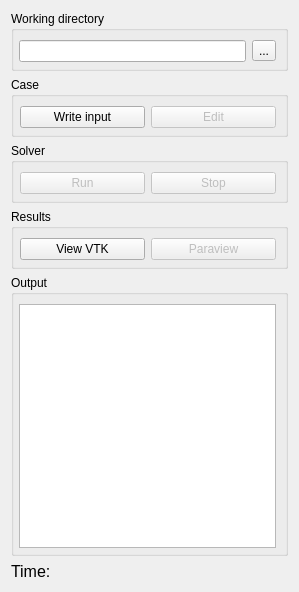
Above: TaskPanelCfdSolverControl.ui from jaheyns/CfdOF before the change. Below: the same form after it.
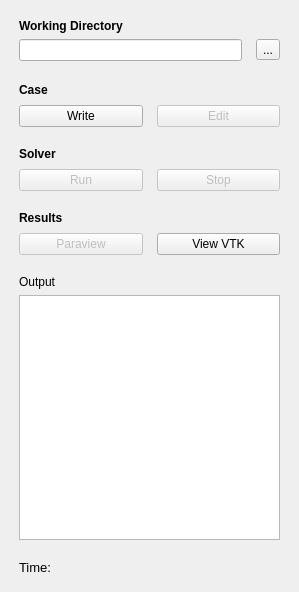
That is the form after the change.

What changed in the file:
```diff
--- a/TaskPanelCfdSolverControl.ui
+++ b/TaskPanelCfdSolverControl.ui
@@ -15,18 +15,17 @@
   </property>
   <layout class="QVBoxLayout" name="verticalLayout">
    <item>
-    <widget class="QGroupBox" name="gb_working_dir">
-     <property name="title">
-      <string>Working directory</string>
+    <layout class="QGridLayout" name="gridLayout">
+     <property name="horizontalSpacing">
+      <number>14</number>
      </property>
-     <layout class="QHBoxLayout" name="horizontalLayout_4">
-      <property name="leftMargin">
-       <number>5</number>
-      </property>
-      <property name="bottomMargin">
+     <property name="verticalSpacing">
        <number>6</number>
       </property>
-      <item>
+     <property name="margin">
+      <number>8</number>
+     </property>
+     <item row="1" column="0">
        <widget class="QLineEdit" name="le_working_dir">
         <property name="enabled">
          <bool>true</bool>
@@ -36,7 +35,7 @@
         </property>
        </widget>
       </item>
-      <item>
+     <item row="1" column="1">
        <widget class="QToolButton" name="tb_choose_working_dir">
         <property name="enabled">
          <bool>true</bool>
@@ -46,37 +45,49 @@
         </property>
        </widget>
       </item>
-     </layout>
-    </widget>
-   </item>
-   <item>
-    <widget class="QGroupBox" name="gb_case">
-     <property name="sizePolicy">
-      <sizepolicy hsizetype="Preferred" vsizetype="Preferred">
-       <horstretch>0</horstretch>
-       <verstretch>0</verstretch>
-      </sizepolicy>
-     </property>
-     <property name="title">
-      <string>Case</string>
-     </property>
-     <layout class="QHBoxLayout" name="horizontalLayout_6">
-      <property name="leftMargin">
-       <number>6</number>
-      </property>
-      <property name="bottomMargin">
-       <number>6</number>
-      </property>
+     <item row="0" column="0">
+      <widget class="QLabel" name="label_7">
+       <property name="font">
+        <font>
+         <weight>75</weight>
+         <bold>true</bold>
+        </font>
+       </property>
+       <property name="text">
+        <string>Working Directory</string>
+       </property>
+      </widget>
+     </item>
+    </layout>
+   </item>
       <item>
        <layout class="QGridLayout" name="gl_actions_4">
-        <item row="0" column="0">
+     <property name="leftMargin">
+      <number>8</number>
+     </property>
+     <property name="topMargin">
+      <number>8</number>
+     </property>
+     <property name="rightMargin">
+      <number>8</number>
+     </property>
+     <property name="bottomMargin">
+      <number>6</number>
+     </property>
+     <property name="horizontalSpacing">
+      <number>14</number>
+     </property>
+     <property name="verticalSpacing">
+      <number>8</number>
+     </property>
+     <item row="1" column="0">
          <widget class="QPushButton" name="pb_write_inp">
           <property name="text">
-           <string>Write input</string>
+        <string>Write</string>
           </property>
          </widget>
         </item>
-        <item row="0" column="1">
+     <item row="1" column="1">
          <widget class="QPushButton" name="pb_edit_inp">
           <property name="enabled">
            <bool>false</bool>
@@ -86,32 +97,42 @@
           </property>
          </widget>
         </item>
-       </layout>
-      </item>
-     </layout>
-    </widget>
-   </item>
-   <item>
-    <widget class="QGroupBox" name="gb_solver">
-     <property name="sizePolicy">
-      <sizepolicy hsizetype="Preferred" vsizetype="Preferred">
-       <horstretch>0</horstretch>
-       <verstretch>0</verstretch>
-      </sizepolicy>
-     </property>
-     <property name="title">
-      <string>Solver</string>
-     </property>
-     <layout class="QHBoxLayout" name="horizontalLayout_5">
-      <property name="leftMargin">
-       <number>6</number>
-      </property>
-      <property name="bottomMargin">
-       <number>6</number>
-      </property>
+     <item row="0" column="0">
+      <widget class="QLabel" name="label">
+       <property name="font">
+        <font>
+         <weight>75</weight>
+         <bold>true</bold>
+        </font>
+       </property>
+       <property name="text">
+        <string>Case</string>
+       </property>
+      </widget>
+     </item>
+    </layout>
+   </item>
       <item>
        <layout class="QGridLayout" name="gl_actions_3">
-        <item row="1" column="1">
+     <property name="leftMargin">
+      <number>8</number>
+     </property>
+     <property name="topMargin">
+      <number>8</number>
+     </property>
+     <property name="rightMargin">
+      <number>8</number>
+     </property>
+     <property name="bottomMargin">
+      <number>6</number>
+     </property>
+     <property name="horizontalSpacing">
+      <number>14</number>
+     </property>
+     <property name="verticalSpacing">
+      <number>8</number>
+     </property>
+     <item row="2" column="1">
          <widget class="QPushButton" name="terminateSolver">
           <property name="enabled">
            <bool>false</bool>
@@ -121,7 +142,7 @@
           </property>
          </widget>
         </item>
-        <item row="1" column="0">
+     <item row="2" column="0">
          <widget class="QPushButton" name="pb_run_solver">
           <property name="enabled">
            <bool>false</bool>
@@ -131,39 +152,49 @@
           </property>
          </widget>
         </item>
-       </layout>
-      </item>
-     </layout>
-    </widget>
-   </item>
-   <item>
-    <widget class="QGroupBox" name="gb_results">
-     <property name="sizePolicy">
-      <sizepolicy hsizetype="Preferred" vsizetype="Preferred">
-       <horstretch>0</horstretch>
-       <verstretch>0</verstretch>
-      </sizepolicy>
-     </property>
-     <property name="title">
-      <string>Results</string>
-     </property>
-     <layout class="QHBoxLayout" name="horizontalLayout_7">
-      <property name="leftMargin">
-       <number>6</number>
-      </property>
-      <property name="bottomMargin">
-       <number>6</number>
-      </property>
+     <item row="1" column="0">
+      <widget class="QLabel" name="label_2">
+       <property name="font">
+        <font>
+         <weight>75</weight>
+         <bold>true</bold>
+        </font>
+       </property>
+       <property name="text">
+        <string>Solver</string>
+       </property>
+      </widget>
+     </item>
+    </layout>
+   </item>
       <item>
        <layout class="QGridLayout" name="gl_actions_2">
-        <item row="0" column="0">
+     <property name="leftMargin">
+      <number>8</number>
+     </property>
+     <property name="topMargin">
+      <number>8</number>
+     </property>
+     <property name="rightMargin">
+      <number>8</number>
+     </property>
+     <property name="bottomMargin">
+      <number>6</number>
+     </property>
+     <property name="horizontalSpacing">
+      <number>14</number>
+     </property>
+     <property name="verticalSpacing">
+      <number>8</number>
+     </property>
+     <item row="2" column="1">
          <widget class="QPushButton" name="pb_show_result">
           <property name="text">
            <string>View VTK</string>
           </property>
          </widget>
         </item>
-        <item row="0" column="1">
+     <item row="2" column="0">
          <widget class="QPushButton" name="pb_paraview">
           <property name="enabled">
            <bool>false</bool>
@@ -173,29 +204,33 @@
           </property>
          </widget>
         </item>
-       </layout>
-      </item>
-     </layout>
-    </widget>
-   </item>
+     <item row="1" column="0">
+      <widget class="QLabel" name="label_3">
+       <property name="font">
+        <font>
+         <weight>75</weight>
+         <bold>true</bold>
+        </font>
+       </property>
+       <property name="text">
+        <string>Results</string>
+       </property>
+      </widget>
+     </item>
+    </layout>
+   </item>
    <item>
-    <widget class="QGroupBox" name="gb_results_2">
-     <property name="sizePolicy">
-      <sizepolicy hsizetype="Preferred" vsizetype="Preferred">
-       <horstretch>0</horstretch>
-       <verstretch>0</verstretch>
-      </sizepolicy>
+    <layout class="QVBoxLayout" name="verticalLayout_2">
+     <property name="margin">
+      <number>8</number>
      </property>
-     <property name="title">
+     <item>
+      <widget class="QLabel" name="label_4">
+       <property name="text">
       <string>Output</string>
      </property>
-     <layout class="QHBoxLayout" name="horizontalLayout_8">
-      <property name="leftMargin">
-       <number>5</number>
-      </property>
-      <property name="bottomMargin">
-       <number>5</number>
-      </property>
+      </widget>
+     </item>
       <item>
        <widget class="QTextEdit" name="textEdit_Output">
         <property name="lineWrapMode">
@@ -204,19 +239,37 @@
        </widget>
       </item>
      </layout>
-    </widget>
    </item>
    <item>
+    <layout class="QGridLayout" name="gridLayout_2">
+     <property name="leftMargin">
+      <number>8</number>
+     </property>
+     <property name="topMargin">
+      <number>6</number>
+     </property>
+     <property name="rightMargin">
+      <number>8</number>
+     </property>
+     <property name="bottomMargin">
+      <number>6</number>
+     </property>
+     <property name="spacing">
+      <number>8</number>
+     </property>
+     <item row="0" column="0">
     <widget class="QLabel" name="l_time">
      <property name="font">
       <font>
-       <pointsize>12</pointsize>
+         <pointsize>10</pointsize>
       </font>
      </property>
      <property name="text">
       <string>Time:</string>
      </property>
     </widget>
+     </item>
+    </layout>
    </item>
   </layout>
  </widget>
```
Lines whose indentation alone changed are shown as unchanged.
